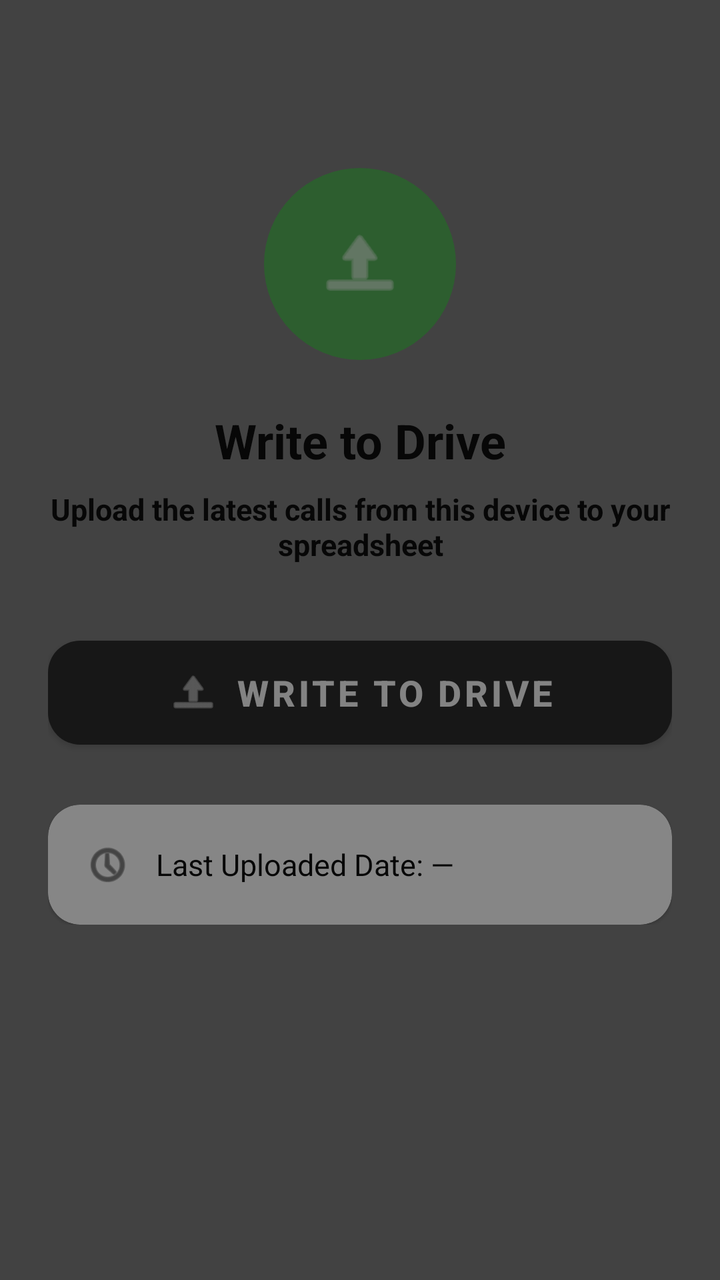
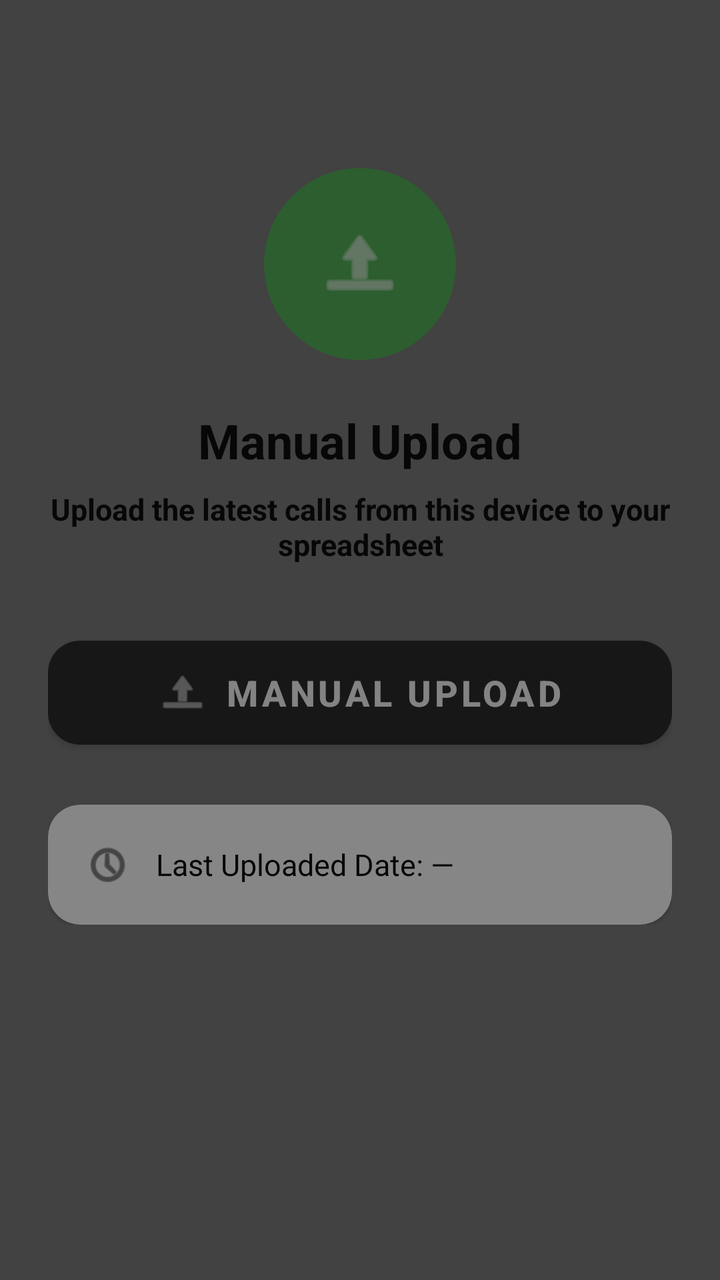

Compare the two renders of this Android layout. The source of the first and the diff that turns it into the second are given below.
<!-- AndroidManifest.xml: application theme Theme.Calls -->
<!-- res/layout/activity_write.xml -->
<?xml version="1.0" encoding="utf-8"?>
<RelativeLayout xmlns:android="http://schemas.android.com/apk/res/android"
    xmlns:app="http://schemas.android.com/apk/res-auto"
    xmlns:tools="http://schemas.android.com/tools"
    android:id="@+id/main"
    android:layout_width="match_parent"
    android:layout_height="match_parent"
    android:background="@color/background"
    tools:context=".activities.WriteActivity">

    <LinearLayout
        android:id="@+id/writeContentLayout"
        android:layout_width="match_parent"
        android:layout_height="wrap_content"
        android:orientation="vertical"
        android:padding="24dp"
        android:layout_marginTop="60dp">

        <FrameLayout
            android:layout_width="96dp"
            android:layout_height="96dp"
            android:layout_gravity="center_horizontal"
            android:background="@drawable/circle_shape"
            android:backgroundTint="@color/call_incoming">

            <ImageView
                android:layout_width="44dp"
                android:layout_height="44dp"
                android:layout_gravity="center"
                android:src="@android:drawable/ic_menu_upload"
                app:tint="@android:color/white"/>

        </FrameLayout>

        <TextView
            android:layout_width="match_parent"
            android:layout_height="wrap_content"
            android:layout_marginTop="24dp"
            android:text="Write to Drive"
            android:textSize="24sp"
            android:textStyle="bold"
            android:textColor="@color/black"
            android:gravity="center"/>

        <TextView
            android:layout_width="match_parent"
            android:layout_height="wrap_content"
            android:layout_marginTop="8dp"
            android:text="Upload the latest calls from this device to your spreadsheet"
            android:textSize="15sp"
            android:textColor="@color/black"
            android:textStyle="bold"
            android:gravity="center"/>

        <com.google.android.material.button.MaterialButton
            android:id="@+id/btnSaveDrive"
            android:layout_width="match_parent"
            android:layout_height="64dp"
            android:layout_marginTop="32dp"
            android:text="Write to Drive"
            android:textSize="18sp"
            android:textStyle="bold"
            app:cornerRadius="16dp"
            app:icon="@android:drawable/ic_menu_upload"
            app:iconGravity="textStart"
            app:iconSize="26dp"/>

        <com.google.android.material.card.MaterialCardView
            android:layout_width="match_parent"
            android:layout_height="wrap_content"
            android:layout_marginTop="24dp"
            app:cardCornerRadius="16dp"
            app:cardElevation="1dp">

            <LinearLayout
                android:layout_width="match_parent"
                android:layout_height="wrap_content"
                android:orientation="horizontal"
                android:gravity="center_vertical"
                android:padding="18dp">

                <ImageView
                    android:layout_width="24dp"
                    android:layout_height="24dp"
                    android:src="@android:drawable/ic_menu_recent_history"
                    app:tint="#222222"/>

                <TextView
                    android:id="@+id/lastUpload"
                    android:layout_width="0dp"
                    android:layout_height="wrap_content"
                    android:layout_weight="1"
                    android:layout_marginStart="12dp"
                    android:text="Last Uploaded Date: —"
                    android:textSize="15sp"
                    android:textColor="@color/black"
                    android:maxLines="2"
                    android:ellipsize="end"/>

            </LinearLayout>
        </com.google.android.material.card.MaterialCardView>

    </LinearLayout>

    
    <RelativeLayout
        android:id="@+id/writeProgressLayout"
        android:layout_width="match_parent"
        android:layout_height="match_parent"
        android:background="#800E0E0E">

        <ProgressBar
            android:id="@+id/writeProgressBar"
            android:layout_width="wrap_content"
            android:layout_height="wrap_content"
            android:layout_centerVertical="true"
            android:layout_centerHorizontal="true" />

    </RelativeLayout>

</RelativeLayout>
<!-- resources referenced by this layout -->
<resources>
  <color name="background">#777777</color>
  <color name="black">#FF000000</color>
  <color name="call_incoming">#4CAF50</color>
  <!-- drawable circle_shape (drawable) -->
  <?xml version="1.0" encoding="utf-8"?>
  <shape xmlns:android="http://schemas.android.com/apk/res/android"
      android:shape="oval">
      <solid android:color="@android:color/white"/>
  </shape>
  <style name="Theme.Calls" parent="Theme.MaterialComponents.Light.NoActionBar">
          <item name="colorPrimary">@color/button</item>
          <item name="colorOnPrimary">@color/buttonText</item>
          <item name="android:statusBarColor">@color/background</item>
      </style>
  <color name="button">#212121</color>
  <color name="buttonText">#F9F9F9</color>
</resources>

<!-- the commit's change to res/layout/activity_write.xml (unified diff, before → after) -->
@@ -36,7 +36,7 @@
             android:layout_width="match_parent"
             android:layout_height="wrap_content"
             android:layout_marginTop="24dp"
-            android:text="Write to Drive"
+            android:text="Manual Upload"
             android:textSize="24sp"
             android:textStyle="bold"
             android:textColor="@color/black"
@@ -57,7 +57,7 @@
             android:layout_width="match_parent"
             android:layout_height="64dp"
             android:layout_marginTop="32dp"
-            android:text="Write to Drive"
+            android:text="Manual Upload"
             android:textSize="18sp"
             android:textStyle="bold"
             app:cornerRadius="16dp"
